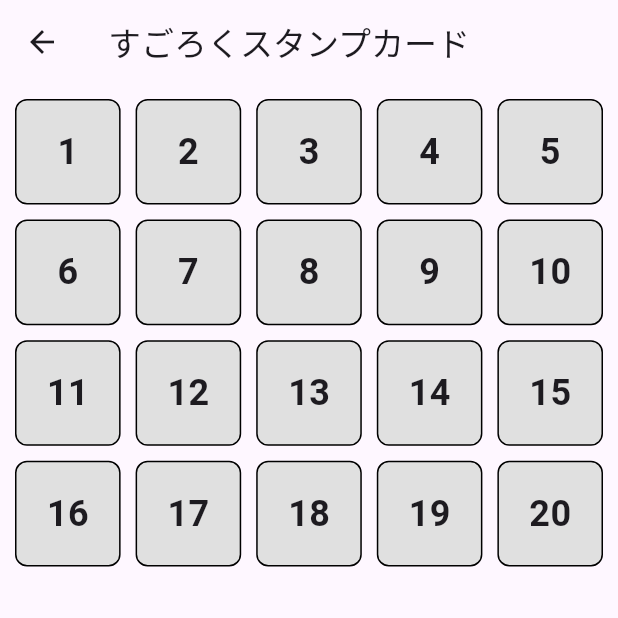
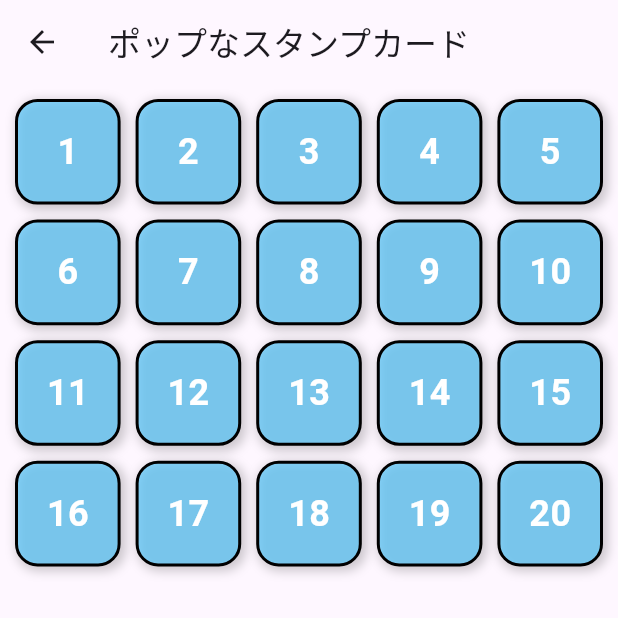
Before and after one commit to fuku-000/respon2, a Flutter app: the FukuPage screen opened directly, on a phone screen of 412 x 824 dp, the top half of it. Run offline on Flutter 3.47's test engine with Material 3 defaults, Android fonts, the phone set to English and light mode, and no system bars.

Commit message:
スタンプ動きつき

```diff
--- a/lib/fuku.dart
+++ b/lib/fuku.dart
@@ -7,7 +7,7 @@ class FukuPage extends StatefulWidget {
   _FukuPageState createState() => _FukuPageState();
 }
 
-class _FukuPageState extends State<FukuPage> {
+class _FukuPageState extends State<FukuPage> with SingleTickerProviderStateMixin {
   // スタンプが押されているかどうかを管理するリスト
   final List<bool> _isStamped = List.generate(20, (index) => false);
 
@@ -15,7 +15,7 @@ class _FukuPageState extends State<FukuPage> {
   Widget build(BuildContext context) {
     return Scaffold(
       appBar: AppBar(
-        title: const Text('すごろくスタンプカード'),
+        title: const Text('ポップなスタンプカード'),
       ),
       body: Padding(
         padding: const EdgeInsets.all(10.0),
@@ -34,19 +34,33 @@ class _FukuPageState extends State<FukuPage> {
                   _isStamped[index] = !_isStamped[index];
                 });
               },
-              child: Container(
+              child: AnimatedContainer(
+                duration: const Duration(milliseconds: 300), // アニメーションの長さ
+                curve: Curves.easeInOut, // スムーズなアニメーション
                 decoration: BoxDecoration(
-                  color: _isStamped[index] ? Colors.green : Colors.grey[300],
-                  border: Border.all(color: Colors.black),
-                  borderRadius: BorderRadius.circular(8),
+                  color: _isStamped[index]
+                      ? Colors.pinkAccent.withOpacity(0.8) // 押された時はポップなピンク色
+                      : Colors.lightBlueAccent.withOpacity(0.6), // 未押時は明るいブルー
+                  border: Border.all(color: Colors.black, width: 2.0),
+                  borderRadius: BorderRadius.circular(15),
+                  boxShadow: [
+                    BoxShadow(
+                      color: Colors.black.withOpacity(0.2),
+                      blurRadius: 5,
+                      spreadRadius: 1,
+                      offset: const Offset(2, 2), // 影を少しだけ追加
+                    )
+                  ],
                 ),
                 child: Center(
                   child: _isStamped[index]
-                      ? const Icon(Icons.check, color: Colors.white, size: 30)
+                      ? const Icon(Icons.star, color: Colors.white, size: 36) // スタンプ後は星マーク
                       : Text(
                           '${index + 1}', // マスの番号を表示
                           style: const TextStyle(
-                              fontSize: 24, fontWeight: FontWeight.bold),
+                              fontSize: 24,
+                              fontWeight: FontWeight.bold,
+                              color: Colors.white),
                         ),
                 ),
               ),
```
